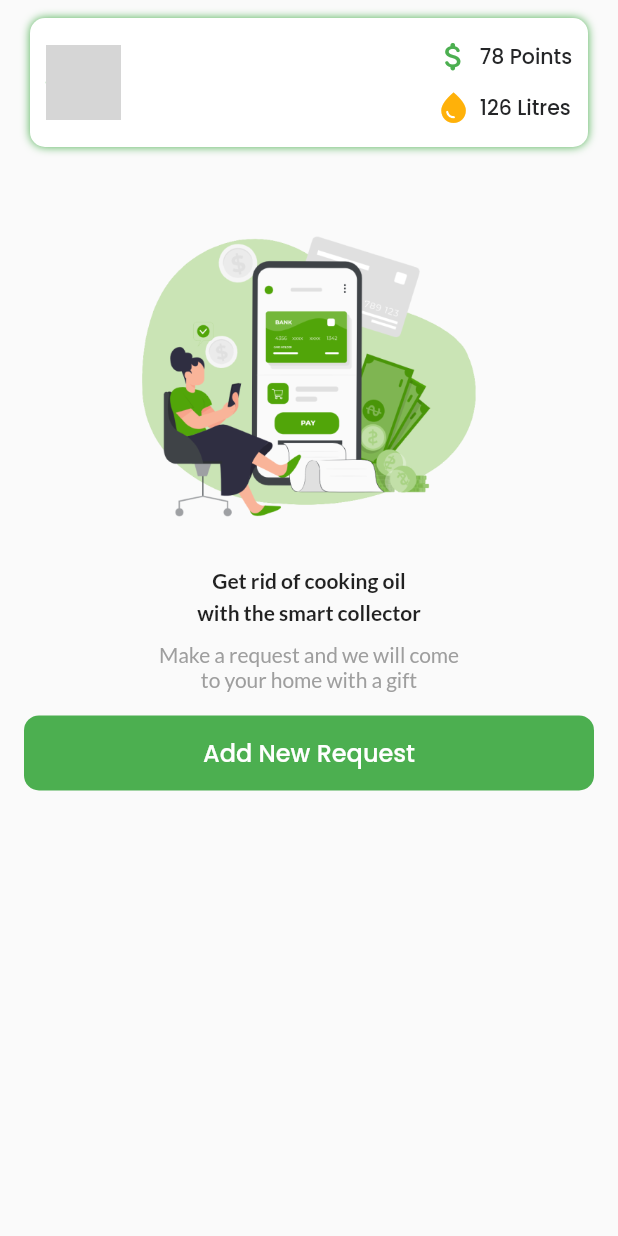
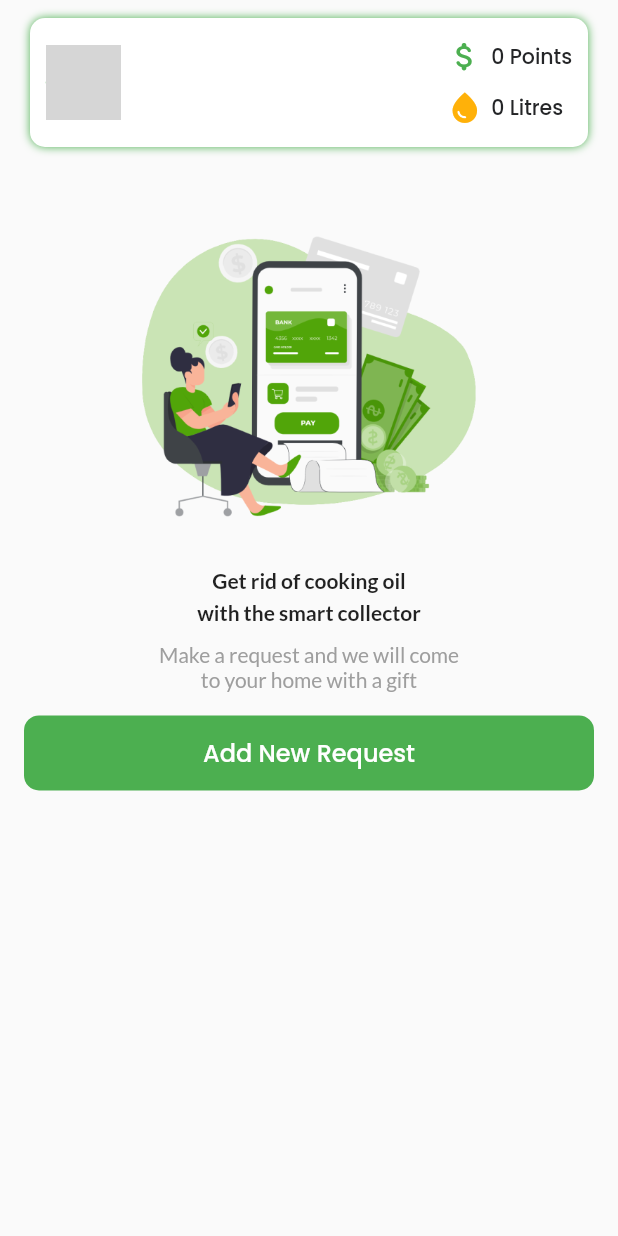
Before and after one commit to Aymenjnayah/Smart-collector, a Flutter app: the HomePage screen opened directly, on a phone screen of 412 x 824 dp. Run offline on Flutter 3.47's test engine with Material 2 defaults, Android fonts, the phone set to English and light mode, and no system bars; our stand-ins replace cloud_firestore, expandable_text, firebase_auth, firebase_core, firebase_storage, flutter_svg and 5 more; missing offline and left inert: qr_code_scanner; accounts and stored records are empty; network calls fail; project files that could hold a hidden picture were left out; grey boxes are pictures that could not be loaded.

Commit message:
fi issues

```diff
--- a/lib/views/pages/home_page.dart
+++ b/lib/views/pages/home_page.dart
@@ -1,5 +1,6 @@
 import 'package:flutter/material.dart';
 import 'package:get/get.dart';
+import 'package:intl/intl.dart';
 import 'package:smart_collector/controllers/home_controller.dart';
 import 'package:smart_collector/widgets/ProfileInfoWidget.dart';
 
@@ -18,11 +19,19 @@ class HomePage extends StatelessWidget {
       body: SafeArea(
         child: Column(
           children: [
-            Obx(() => ProfileInfoWidget(
+            Obx(() {
+              final sum = controller.myList.value.isNotEmpty
+                  ? controller.myList.value.fold(
+                  0, (previousValue, element) => previousValue + element.amount!.toInt())
+                  : 0;
+
+              return ProfileInfoWidget(
                 name: controller.currentUser.value.name,
-                points: "78",
-                liters: "126",
-                image: controller.currentUser.value.avatar)),
+                points: sum.toString(),
+                liters: sum.toString(),
+                image: controller.currentUser.value.avatar,
+              );
+            }),
             Obx(
               () {
                 if (controller.myList.isNotEmpty) {
@@ -84,7 +93,7 @@ class HomePage extends StatelessWidget {
                           width: 250,
                           height: 250,
                         ),
-                        Text(
+                        const Text(
                           'Get rid of cooking oil \nwith the smart collector',
                           textAlign: TextAlign.center,
                           style: TextStyle(
@@ -94,7 +103,7 @@ class HomePage extends StatelessWidget {
                           ),
                         ),
                         SizedBox(height: 10),
-                        Text(
+                        const Text(
                           'Make a request and we will come \nto your home with a gift',
                           textAlign: TextAlign.center,
                           style: TextStyle(
@@ -115,14 +124,19 @@ class HomePage extends StatelessWidget {
                     child: ListView.builder(
                       itemCount: controller.myList.length,
                       itemBuilder: (context, index) {
+                        final dateFormat = DateFormat('yyyy-MM-dd HH:mm');
+                        final date = controller.myList.value[index].date;
+                        final formattedDate = dateFormat.format(date!);
+
                         return RequestCard(
-                          liters: "${controller.myList[index].amount}L",
-                          date: controller.myList[index].date.toString(),
-                          gifts: controller.myList[index].gifts, address: controller.myList[index].address!,
-                          onDelete: ()=>{
-                              controller.deleteRequest(controller.myList[index].docId)
+                          liters: "${controller.myList.value[index].amount}L",
+                          gifts: [],
+                          date: formattedDate,
+                          address: "${controller.myList.value[index].giftObjects?.map((gift) => gift.title).join(', ')}L",
+                          onDelete: () => {
+                            controller.deleteRequest(controller.myList[index].docId)
                           },
-                          onTap: ()=>{
+                          onTap: () => {
                             controller.showQrCode(controller.myList[index].docId)
                           },
                         );
--- a/pubspec.yaml
+++ b/pubspec.yaml
@@ -52,6 +52,7 @@ dependencies:
   image: ^4.0.17
   flutter_barcode_scanner: ^2.0.0
   qr_code_scanner: ^1.0.1
+  intl: ^0.17.0
 
 dev_dependencies:
   flutter_test:
```
Also changed, not shown: lib/controllers/home_controller.dart (+29 -15 lines), pubspec.lock.
